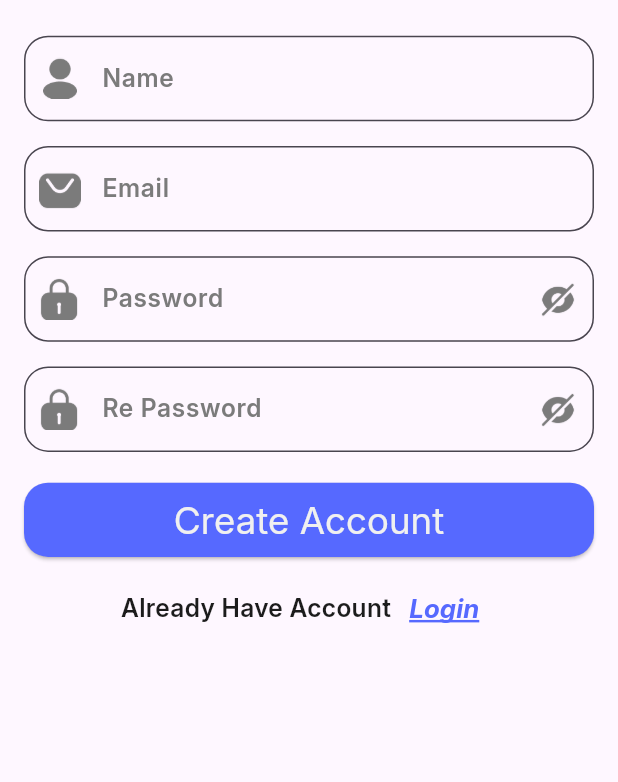
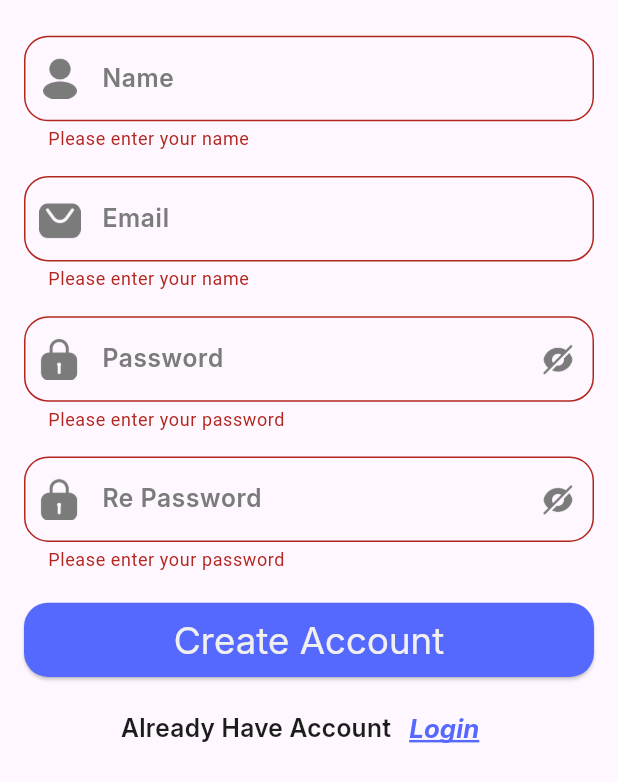
Before and after one commit to Sayedabdelsallam/evently_app, a Flutter app: the RegisterScreen screen opened by its route, after a tap on "Create Account", on a phone screen of 412 x 824 dp, the part 454-1236 px from its top. Run offline on Flutter 3.47's test engine with Material 3 defaults, Android fonts, the phone set to English and light mode, and no system bars; our stand-ins replace animated_bottom_navigation_bar, bot_toast, firebase_auth, firebase_core, flutter_easyloading, lottie and 2 more; accounts and stored records are empty.

```diff
--- /dev/null
+++ b/lib/core/extensions/validations.dart
@@ -0,0 +1,11 @@
+abstract class Validations {
+  static bool isEmail(String email) {
+    final emailRegex = RegExp(r'^[\w-\.]+@([\w-]+\.)+[\w-]{2,4}$');
+    return emailRegex.hasMatch(email);
+  }
+
+  static bool isPassword(String password) {
+    final passwordRegex = RegExp(r'^(?=.*[A-Za-z])(?=.*\d)[A-Za-z\d]{8,}$');
+    return passwordRegex.hasMatch(password);
+  }
+}
--- a/lib/core/widgets/custom_text_form.dart
+++ b/lib/core/widgets/custom_text_form.dart
@@ -10,6 +10,7 @@ class CustomTextForm extends StatelessWidget {
       required this.obscureText,
       this.suffixIcon,
       this.validator,
+      this.onValidate,
       this.prefixIcon,
       required this.keyboardType});
   final TextEditingController controller;
@@ -19,6 +20,7 @@ class CustomTextForm extends StatelessWidget {
   final Widget? prefixIcon;
   final String? Function(String?)? validator;
   final TextInputType keyboardType;
+  final Function? onValidate;
 
   @override
   Widget build(BuildContext context) {
--- a/lib/modules/register_screen/register_screen.dart
+++ b/lib/modules/register_screen/register_screen.dart
@@ -1,20 +1,31 @@
+import 'package:evently_app/core/extensions/validations.dart';
+import 'package:evently_app/core/utils/firebase_function.dart';
 import 'package:evently_app/core/utils/colors.dart';
 import 'package:evently_app/core/widgets/custom_button.dart';
 import 'package:evently_app/core/widgets/custom_text_form.dart';
 import 'package:evently_app/modules/login_screen/login_screen.dart';
 import 'package:evently_app/res/font_res.dart';
+import 'package:firebase_auth/firebase_auth.dart';
 import 'package:flutter/material.dart';
+import 'package:flutter_easyloading/flutter_easyloading.dart';
 
-class RegisterScreen extends StatelessWidget {
+class RegisterScreen extends StatefulWidget {
   const RegisterScreen({super.key});
   static const String routeName = 'register';
 
   @override
+  State<RegisterScreen> createState() => _RegisterScreenState();
+}
+
+class _RegisterScreenState extends State<RegisterScreen> {
+  final formKey = GlobalKey<FormState>();
+  final nameController = TextEditingController();
+  final emailController = TextEditingController();
+  final passwordController = TextEditingController();
+  final rePasswordController = TextEditingController();
+  bool _isPasswordVisible = false;
+  @override
   Widget build(BuildContext context) {
-    final formKey = GlobalKey<FormState>();
-    final nameController = TextEditingController();
-    final emailController = TextEditingController();
-    final passwordController = TextEditingController();
     var size = MediaQuery.of(context).size;
     return Scaffold(
       appBar: AppBar(
@@ -36,9 +47,9 @@ class RegisterScreen extends StatelessWidget {
         ),
         centerTitle: true,
       ),
-      body: SingleChildScrollView(
-        child: Form(
-          key: formKey,
+      body: Form(
+        key: formKey,
+        child: SingleChildScrollView(
           child: Padding(
             padding: const EdgeInsets.symmetric(horizontal: 16.0),
             child: Column(
@@ -54,6 +65,13 @@ class RegisterScreen extends StatelessWidget {
                 CustomTextForm(
                     controller: nameController,
                     hintText: 'Name',
+                    validator: (value)
+                    {
+                      if (value == null || value.isEmpty) {
+                        return 'Please enter your name';
+                      }
+                      return null;
+                    },
                     prefixIcon: Padding(
                       padding: const EdgeInsets.all(10.0),
                       child: ImageIcon(
@@ -73,6 +91,16 @@ class RegisterScreen extends StatelessWidget {
                 CustomTextForm(
                   controller: emailController,
                   hintText: 'Email',
+                  validator: (value)
+                  {
+                    if (value == null || value.isEmpty) {
+                      return 'Please enter your name';
+                    }
+                    if (!Validations.isEmail(value)) {
+                      return 'Please enter a valid email';
+                    }
+                    return null;
+                  },
                   prefixIcon: Padding(
                     padding: const EdgeInsets.all(10.0),
                     child: ImageIcon(
@@ -92,7 +120,16 @@ class RegisterScreen extends StatelessWidget {
                 CustomTextForm(
                   controller: passwordController,
                   hintText: 'Password',
-
+                  validator: (value)
+                  {
+                    if (value == null || value.isEmpty) {
+                      return 'Please enter your password';
+                    }
+                    // if (!Validations.isPassword(value)) {
+                    //   return 'Please enter a valid password';
+                    // }
+                    return null;
+                  },
                   prefixIcon: Padding(
                     padding: const EdgeInsets.all(10.0),
                     child: ImageIcon(
@@ -104,14 +141,19 @@ class RegisterScreen extends StatelessWidget {
                     ),
                   ),
                   suffixIcon: IconButton(
-                    onPressed: () {  },
-                    icon:ImageIcon(
+                    icon: ImageIcon(
                       AssetImage(
-                        'assets/icons/eyeSlashIIcon.png',
+                        _isPasswordVisible
+                            ? 'assets/icons/eyeSlashIIcon.png'
+                            : 'assets/icons/eyeSlashIIcon.png',
                       ),
                       color: MyColors.gray,
-                      size: size.height * 0.032,
                     ),
+                    onPressed: () {
+                      setState(() {
+                        _isPasswordVisible = !_isPasswordVisible;
+                      });
+                    },
                   ),
                   obscureText: true,
                   keyboardType: TextInputType.name,
@@ -120,9 +162,18 @@ class RegisterScreen extends StatelessWidget {
                   height: size.height * 0.02,
                 ),
                 CustomTextForm(
-                  controller: passwordController,
+                  controller: rePasswordController,
                   hintText: 'Re Password',
-
+                  validator: (value)
+                  {
+                    if (value == null || value.isEmpty) {
+                      return 'Please enter your password';
+                    }
+                    if (value != passwordController.text) {
+                      return 'Passwords do not match';
+                    }
+                    return null;
+                  },
                   prefixIcon: Padding(
                     padding: const EdgeInsets.all(10.0),
                     child: ImageIcon(
@@ -134,14 +185,19 @@ class RegisterScreen extends StatelessWidget {
                     ),
                   ),
                   suffixIcon: IconButton(
-                    onPressed: () {  },
-                    icon:ImageIcon(
+                    icon: ImageIcon(
                       AssetImage(
-                        'assets/icons/eyeSlashIIcon.png',
+                        _isPasswordVisible
+                            ? 'assets/icons/eyeSlashIIcon.png'
+                            : 'assets/icons/eyeSlashIIcon.png',
                       ),
                       color: MyColors.gray,
-                      size: size.height * 0.032,
                     ),
+                    onPressed: () {
+                      setState(() {
+                        _isPasswordVisible = !_isPasswordVisible;
+                      });
+                    },
                   ),
                   obscureText: true,
                   keyboardType: TextInputType.name,
@@ -150,7 +206,24 @@ class RegisterScreen extends StatelessWidget {
                   height: size.height * 0.025,
                 ),
                 CustomButton(
-                    onPressed: (){},
+
+                    onPressed: ()
+                    {
+                      if (!formKey.currentState!.validate()) {
+                        return;
+                      }
+                      FirebaseFunction.createAccount(
+                        emailController.text,
+                        passwordController.text,
+                      ).then((value)
+                      {
+                        EasyLoading.dismiss();
+                        if (value == true)
+                        {
+                          Navigator.pushNamed(context, LoginScreen.routeName);
+                        }
+                      });
+                    },
                     text: 'Create Account',
                 ),
                 Padding(
@@ -194,4 +267,24 @@ class RegisterScreen extends StatelessWidget {
       ),
     );
   }
+  Widget _buildVisibilityToggle() {
+    return Padding(
+      padding: const EdgeInsets.all(8.0),
+      child: IconButton(
+        icon: ImageIcon(
+          AssetImage(
+            _isPasswordVisible
+                ? 'assets/icons/eyeSlashIIcon.png'
+                : 'assets/icons/eyeSlashIIcon.png',
+          ),
+          color: MyColors.gray,
+        ),
+        onPressed: () {
+          setState(() {
+            _isPasswordVisible = !_isPasswordVisible;
+          });
+        },
+      ),
+    );
+  }
 }
--- a/lib/res/assets_res.dart
+++ b/lib/res/assets_res.dart
@@ -10,11 +10,13 @@ class AssetsRes {
   static const String PLUGIN_VERSION = '1.0.0+1';
   static const String ARROW_BACK_ICON = 'assets/icons/arrow_back_icon.png';
   static const String ARROW_FRONT_ICON = 'assets/icons/arrow_front_icon.png';
+  static const String CRYING = 'assets/icons/crying.json';
   static const String EYESLASHIICON = 'assets/icons/eyeSlashIIcon.png';
   static const String GOOGLEICON = 'assets/icons/googleIcon.png';
   static const String MAILICON = 'assets/icons/mailIcon.png';
   static const String PASSICON = 'assets/icons/passIcon.png';
   static const String PERSONICON = 'assets/icons/personIcon.png';
+  static const String SMILE = 'assets/icons/smile.json';
   static const String LOGO = 'assets/images/Logo.png';
   static const String EVENTLYLOGO = 'assets/images/eventlyLogo.png';
   static const String FORGET_PASS = 'assets/images/forget_pass.png';
--- a/pubspec.yaml
+++ b/pubspec.yaml
@@ -21,6 +21,10 @@ dependencies:
   smooth_page_indicator: ^1.2.0+3
   animated_bottom_navigation_bar: ^1.3.3
   firebase_core: ^3.11.0
+  firebase_auth: ^5.4.2
+  flutter_easyloading: ^3.0.5
+  bot_toast: ^4.1.3
+  lottie: ^3.2.0
 
 dev_dependencies:
   flutter_test:
@@ -51,11 +55,13 @@ flutter:
   assets:
     - assets/icons/arrow_back_icon.png
     - assets/icons/arrow_front_icon.png
+    - assets/icons/crying.json
     - assets/icons/eyeSlashIIcon.png
     - assets/icons/googleIcon.png
     - assets/icons/mailIcon.png
     - assets/icons/passIcon.png
     - assets/icons/personIcon.png
+    - assets/icons/smile.json
     - assets/images/Logo.png
     - assets/images/eventlyLogo.png
     - assets/images/forget_pass.png
```
Also changed, not shown: assets/icons/crying.json (added, +1 -0 lines), assets/icons/smile.json (added, +1 -0 lines), lib/core/services/loading_services.dart (added, +21 -0 lines), lib/core/services/snack_bar_services.dart (added, +70 -0 lines), lib/core/utils/firebase_function.dart (added, +65 -0 lines), lib/main.dart (+8 -0 lines), lib/modules/login_screen/login_screen.dart (+16 -8 lines), pubspec.lock, 1 other file.
